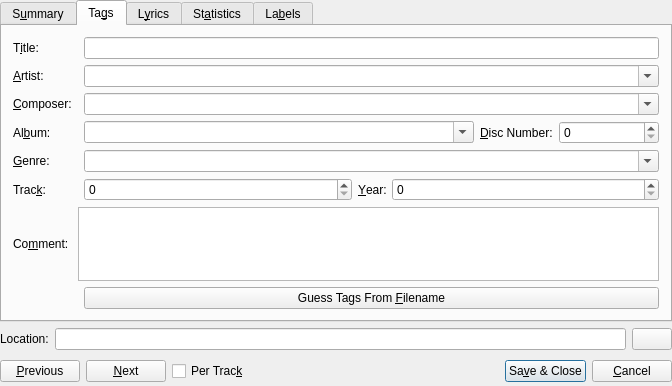
netrunner-debian-kde-extras/amarok, file src/dialogs/TagDialogBase.ui: the form before one commit.
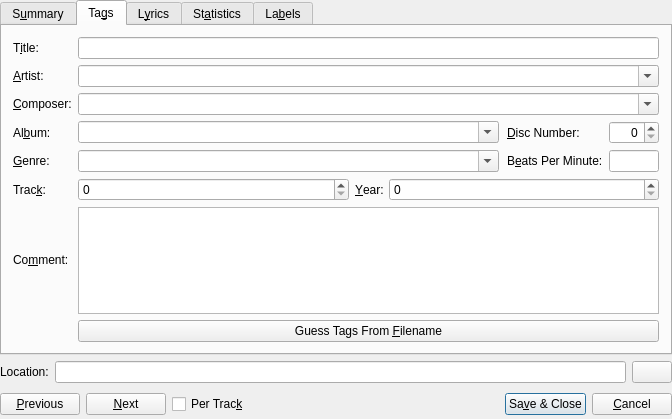
The form after the commit. Custom widgets are drawn as their Qt base class.

What changed in the file:
```diff
--- a/src/dialogs/TagDialogBase.ui
+++ b/src/dialogs/TagDialogBase.ui
@@ -6,8 +6,8 @@
    <rect>
     <x>0</x>
     <y>0</y>
-    <width>666</width>
-    <height>386</height>
+    <width>672</width>
+    <height>419</height>
    </rect>
   </property>
   <property name="sizePolicy">
@@ -154,9 +154,7 @@
         <attribute name="title">
          <string>Ta&amp;gs</string>
         </attribute>
-        <layout class="QVBoxLayout" name="verticalLayout_6">
-         <item>
-          <layout class="QGridLayout" name="gridLayout_3">
+        <layout class="QGridLayout" name="gridLayout_4">
            <item row="0" column="0">
             <widget class="QLabel" name="textLabel1">
              <property name="text">
@@ -170,7 +168,7 @@
              </property>
             </widget>
            </item>
-           <item row="0" column="2">
+         <item row="0" column="1">
             <widget class="KLineEdit" name="kLineEdit_title"/>
            </item>
            <item row="1" column="0">
@@ -186,7 +184,7 @@
              </property>
             </widget>
            </item>
-           <item row="1" column="2">
+         <item row="1" column="1">
             <widget class="KComboBox" name="kComboBox_artist">
              <property name="sizePolicy">
               <sizepolicy hsizetype="Expanding" vsizetype="Fixed">
@@ -215,7 +213,7 @@
              </property>
             </widget>
            </item>
-           <item row="2" column="2">
+         <item row="2" column="1">
             <widget class="KComboBox" name="kComboBox_composer">
              <property name="sizePolicy">
               <sizepolicy hsizetype="Expanding" vsizetype="Fixed">
@@ -241,12 +239,12 @@
              </property>
             </widget>
            </item>
-           <item row="3" column="2">
-            <layout class="QHBoxLayout">
-             <item>
+         <item row="3" column="1" rowspan="2">
+          <layout class="QGridLayout" name="gridLayout_3" columnstretch="15,0,4">
+           <item row="0" column="0">
               <widget class="KComboBox" name="kComboBox_album">
                <property name="sizePolicy">
-                <sizepolicy hsizetype="Expanding" vsizetype="Fixed">
+              <sizepolicy hsizetype="MinimumExpanding" vsizetype="Fixed">
                  <horstretch>0</horstretch>
                  <verstretch>0</verstretch>
                 </sizepolicy>
@@ -259,11 +257,25 @@
                </property>
               </widget>
              </item>
+           <item row="0" column="2">
+            <layout class="QHBoxLayout" name="horizontalLayout_7">
+             <property name="spacing">
+              <number>-1</number>
+             </property>
              <item>
               <widget class="QLabel" name="textLabel1_3_2_2">
+               <property name="sizePolicy">
+                <sizepolicy hsizetype="Minimum" vsizetype="Preferred">
+                 <horstretch>0</horstretch>
+                 <verstretch>0</verstretch>
+                </sizepolicy>
+               </property>
                <property name="text">
                 <string>&amp;Disc Number:</string>
                </property>
+               <property name="alignment">
+                <set>Qt::AlignLeading|Qt::AlignLeft|Qt::AlignVCenter</set>
+               </property>
                <property name="wordWrap">
                 <bool>false</bool>
                </property>
@@ -272,10 +284,23 @@
                </property>
               </widget>
              </item>
+             <item>
+              <spacer name="horizontalSpacer_6">
+               <property name="orientation">
+                <enum>Qt::Horizontal</enum>
+               </property>
+               <property name="sizeHint" stdset="0">
+                <size>
+                 <width>40</width>
+                 <height>20</height>
+                </size>
+               </property>
+              </spacer>
+             </item>
              <item>
               <widget class="QSpinBox" name="qSpinBox_discNumber">
                <property name="sizePolicy">
-                <sizepolicy hsizetype="Expanding" vsizetype="Fixed">
+                <sizepolicy hsizetype="Fixed" vsizetype="Fixed">
                  <horstretch>0</horstretch>
                  <verstretch>0</verstretch>
                 </sizepolicy>
@@ -288,10 +313,13 @@
                </property>
                <property name="maximumSize">
                 <size>
-                 <width>100</width>
+                 <width>50</width>
                  <height>32767</height>
                 </size>
                </property>
+               <property name="alignment">
+                <set>Qt::AlignRight|Qt::AlignTrailing|Qt::AlignVCenter</set>
+               </property>
                <property name="specialValueText">
                 <string/>
                </property>
@@ -302,6 +330,104 @@
                 <number>0</number>
                </property>
               </widget>
+             </item>
+            </layout>
+           </item>
+           <item row="1" column="0">
+            <widget class="KComboBox" name="kComboBox_genre">
+             <property name="sizePolicy">
+              <sizepolicy hsizetype="MinimumExpanding" vsizetype="Fixed">
+               <horstretch>0</horstretch>
+               <verstretch>0</verstretch>
+              </sizepolicy>
+             </property>
+             <property name="editable">
+              <bool>true</bool>
+             </property>
+             <property name="autoCompletion">
+              <bool>false</bool>
+             </property>
+            </widget>
+           </item>
+           <item row="1" column="2">
+            <layout class="QHBoxLayout" name="horizontalLayout_8">
+             <item>
+              <widget class="QLabel" name="textLabel_BPM">
+               <property name="sizePolicy">
+                <sizepolicy hsizetype="MinimumExpanding" vsizetype="Preferred">
+                 <horstretch>0</horstretch>
+                 <verstretch>0</verstretch>
+                </sizepolicy>
+               </property>
+               <property name="text">
+                <string>B&amp;eats Per Minute:</string>
+               </property>
+               <property name="buddy">
+                <cstring>kLineEdit_Bpm</cstring>
+               </property>
+              </widget>
+             </item>
+             <item>
+              <spacer name="horizontalSpacer_7">
+               <property name="orientation">
+                <enum>Qt::Horizontal</enum>
+               </property>
+               <property name="sizeType">
+                <enum>QSizePolicy::Expanding</enum>
+               </property>
+               <property name="sizeHint" stdset="0">
+                <size>
+                 <width>40</width>
+                 <height>20</height>
+                </size>
+               </property>
+              </spacer>
+             </item>
+             <item>
+              <widget class="KLineEdit" name="kLineEdit_Bpm">
+               <property name="enabled">
+                <bool>true</bool>
+               </property>
+               <property name="sizePolicy">
+                <sizepolicy hsizetype="Fixed" vsizetype="Fixed">
+                 <horstretch>0</horstretch>
+                 <verstretch>0</verstretch>
+                </sizepolicy>
+               </property>
+               <property name="minimumSize">
+                <size>
+                 <width>50</width>
+                 <height>0</height>
+                </size>
+               </property>
+               <property name="maximumSize">
+                <size>
+                 <width>50</width>
+                 <height>16777215</height>
+                </size>
+               </property>
+               <property name="alignment">
+                <set>Qt::AlignRight|Qt::AlignTrailing|Qt::AlignVCenter</set>
+               </property>
+              </widget>
+             </item>
+            </layout>
+           </item>
+           <item row="0" column="1">
+            <spacer name="horizontalSpacer_5">
+             <property name="orientation">
+              <enum>Qt::Horizontal</enum>
+             </property>
+             <property name="sizeType">
+              <enum>QSizePolicy::Minimum</enum>
+             </property>
+             <property name="sizeHint" stdset="0">
+              <size>
+               <width>2</width>
+               <height>20</height>
+              </size>
+             </property>
+            </spacer>
              </item>
             </layout>
            </item>
@@ -318,22 +444,6 @@
              </property>
             </widget>
            </item>
-           <item row="4" column="2">
-            <widget class="KComboBox" name="kComboBox_genre">
-             <property name="sizePolicy">
-              <sizepolicy hsizetype="Expanding" vsizetype="Fixed">
-               <horstretch>0</horstretch>
-               <verstretch>0</verstretch>
-              </sizepolicy>
-             </property>
-             <property name="editable">
-              <bool>true</bool>
-             </property>
-             <property name="autoCompletion">
-              <bool>false</bool>
-             </property>
-            </widget>
-           </item>
            <item row="5" column="0">
             <widget class="QLabel" name="textLabel1_6_6">
              <property name="text">
@@ -350,7 +460,7 @@
              </property>
             </widget>
            </item>
-           <item row="5" column="2">
+         <item row="5" column="1">
             <layout class="QHBoxLayout">
              <item>
               <widget class="QSpinBox" name="qSpinBox_track">
@@ -424,7 +534,10 @@
              </property>
             </widget>
            </item>
-           <item row="8" column="2">
+         <item row="6" column="1">
+          <widget class="QPlainTextEdit" name="qPlainTextEdit_comment"/>
+         </item>
+         <item row="7" column="1">
             <layout class="QHBoxLayout">
              <item>
               <widget class="QPushButton" name="pushButton_guessTags">
@@ -435,11 +548,6 @@
              </item>
             </layout>
            </item>
-           <item row="6" column="1" colspan="2">
-            <widget class="QPlainTextEdit" name="qPlainTextEdit_comment"/>
-           </item>
-          </layout>
-         </item>
         </layout>
        </widget>
        <widget class="QWidget" name="lyricsTab">
```
Left out of the diff: 139 changed lines with no effect on the pictures. Lines whose indentation alone changed are shown as unchanged.
